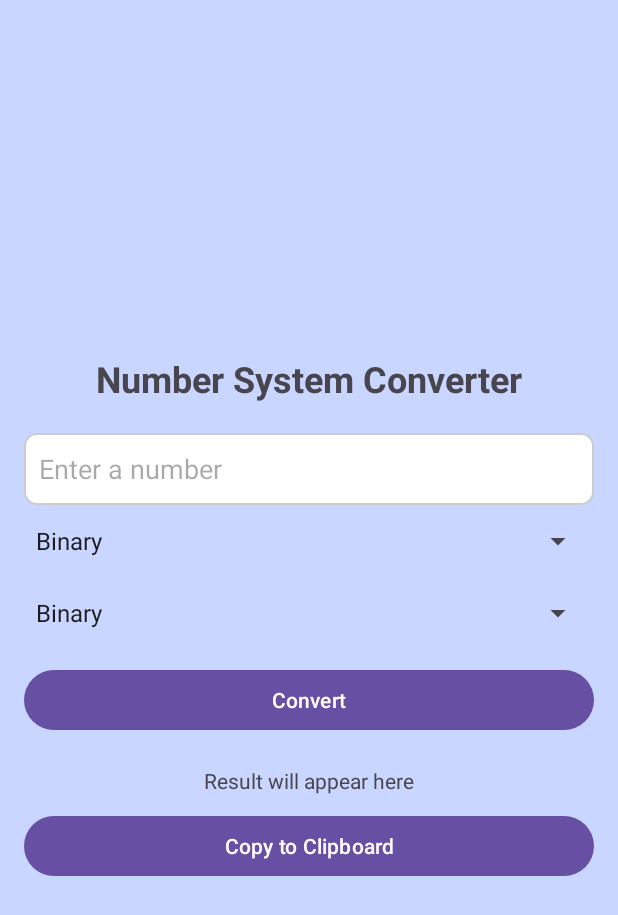
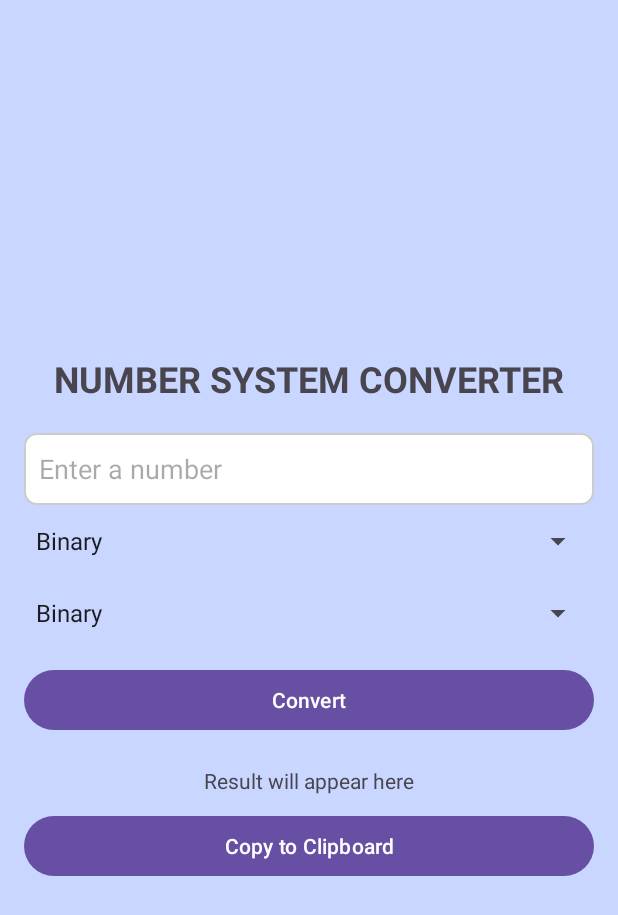
Before and after one commit to tophaz/School-Project, an Android app: the screen it shows after launch (MainActivity), on a phone screen of 412 x 824 dp. Shown: the top 915 px of the screen. Run offline under Robolectric (Android 15) with nearby library versions, the phone set to English and light mode, and no system bars.

```diff
--- a/app/src/main/java/com/example/schoolproject/MainActivity.java
+++ b/app/src/main/java/com/example/schoolproject/MainActivity.java
@@ -41,21 +41,24 @@ public class MainActivity extends AppCompatActivity {
         fromBaseSpinner.setAdapter(adapter);
         toBaseSpinner.setAdapter(adapter);
 
-
+        // Handle fromBaseSpinner selection
         fromBaseSpinner.setOnItemSelectedListener(new AdapterView.OnItemSelectedListener() {
             @Override
             public void onItemSelected(AdapterView<?> parentView, View selectedItemView, int position, long id) {
-                fromBase = Integer.parseInt(parentView.getItemAtPosition(position).toString());
+                String selectedBase = parentView.getItemAtPosition(position).toString();
+                fromBase = getBaseFromSelection(selectedBase); // Map the selection to a base number
             }
 
             @Override
             public void onNothingSelected(AdapterView<?> parentView) {}
         });
 
+        // Handle toBaseSpinner selection
         toBaseSpinner.setOnItemSelectedListener(new AdapterView.OnItemSelectedListener() {
             @Override
             public void onItemSelected(AdapterView<?> parentView, View selectedItemView, int position, long id) {
-                toBase = Integer.parseInt(parentView.getItemAtPosition(position).toString());
+                String selectedBase = parentView.getItemAtPosition(position).toString();
+                toBase = getBaseFromSelection(selectedBase); // Map the selection to a base number
             }
 
             @Override
@@ -64,6 +67,22 @@ public class MainActivity extends AppCompatActivity {
 
         convertButton.setOnClickListener(v -> convertNumber());
         copyButton.setOnClickListener(v -> copyToClipboard());
+    }
+
+    // Method to map the selected string from the spinner to its corresponding base
+    private int getBaseFromSelection(String base) {
+        switch (base) {
+            case "Binary":
+                return 2;
+            case "Octal":
+                return 8;
+            case "Decimal":
+                return 10;
+            case "Hexadecimal":
+                return 16;
+            default:
+                return 10; // Default to Decimal in case of unknown
+        }
     }
 
     private void convertNumber() {
@@ -122,6 +141,5 @@ public class MainActivity extends AppCompatActivity {
         ClipboardManager clipboard = (ClipboardManager) getSystemService(Context.CLIPBOARD_SERVICE);
         ClipData clip = ClipData.newPlainText("Conversion Result", conversionResult.getText());
         clipboard.setPrimaryClip(clip);
-        // Optionally show a Toast message here
     }
 }
--- a/app/src/main/res/layout/activity_main.xml
+++ b/app/src/main/res/layout/activity_main.xml
@@ -2,27 +2,29 @@
 <LinearLayout xmlns:android="http://schemas.android.com/apk/res/android"
     android:layout_width="match_parent"
     android:layout_height="match_parent"
+    android:background="@color/backgroundColor"
+    android:gravity="center"
     android:orientation="vertical"
-    android:padding="16dp"
-    android:gravity="center"
-    android:background="@color/backgroundColor">
+    android:padding="16dp">
+
 
     <TextView
         android:id="@+id/appTitle"
         android:layout_width="wrap_content"
         android:layout_height="wrap_content"
+        android:layout_marginBottom="20dp"
         android:text="Number System Converter"
+        android:textAllCaps="true"
         android:textSize="24sp"
-        android:textStyle="bold"
-        android:layout_marginBottom="20dp" />
+        android:textStyle="bold" />
 
     <EditText
         android:id="@+id/inputNumber"
         android:layout_width="match_parent"
         android:layout_height="48dp"
+        android:background="@drawable/edittext_background"
         android:hint="Enter a number"
-        android:padding="10dp"
-        android:background="@drawable/edittext_background"/>
+        android:padding="10dp" />
 
     <Spinner
         android:id="@+id/fromBase"
@@ -34,27 +36,28 @@
     <Spinner
         android:id="@+id/toBase"
         android:layout_width="match_parent"
-        android:layout_height="48dp"/>
+        android:layout_height="48dp" />
 
     <Button
         android:id="@+id/convertButton"
         android:layout_width="match_parent"
         android:layout_height="wrap_content"
-        android:text="Convert"
-        android:layout_marginTop="10dp"/>
+        android:layout_marginTop="10dp"
+        android:text="Convert" />
 
     <TextView
         android:id="@+id/conversionResult"
         android:layout_width="wrap_content"
         android:layout_height="wrap_content"
-        android:text="Result will appear here"
-        android:layout_marginTop="20dp"/>
+        android:layout_marginTop="20dp"
+        android:text="Result will appear here" />
 
     <Button
         android:id="@+id/copyButton"
         android:layout_width="match_parent"
         android:layout_height="wrap_content"
-        android:text="Copy to Clipboard"
-        android:layout_marginTop="10dp"/>
+        android:layout_marginTop="10dp"
+        android:text="Copy to Clipboard" />
+
 
 </LinearLayout>
```
Also changed, not shown: app/src/main/res/drawable/background_color.xml (added, +8 -0 lines).
